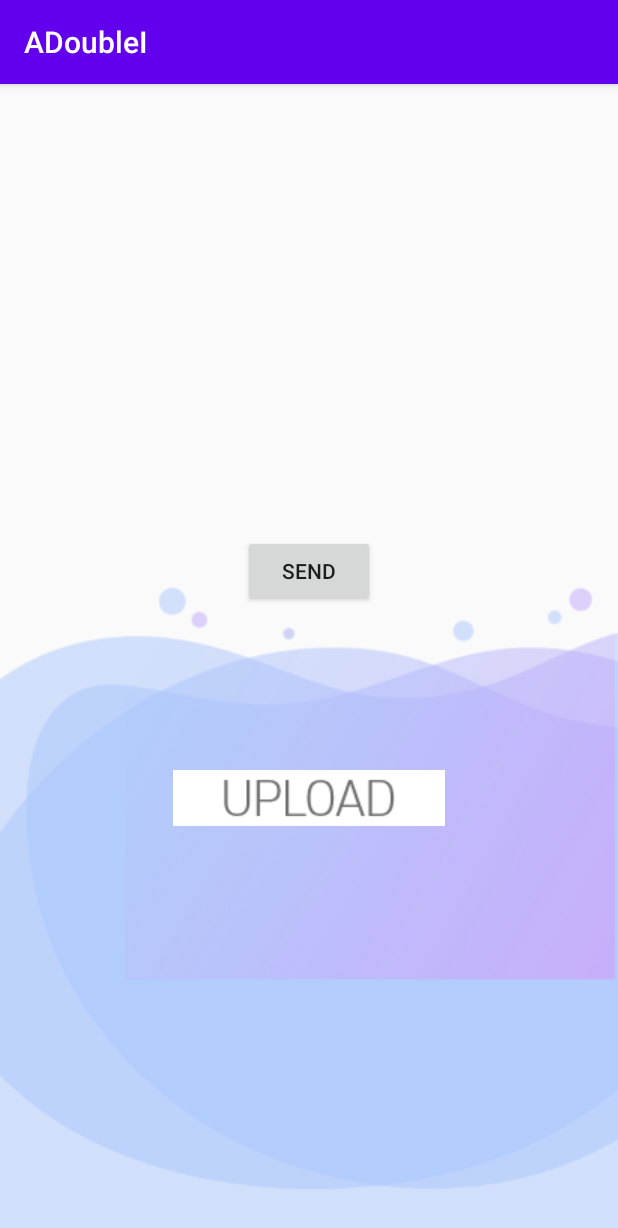
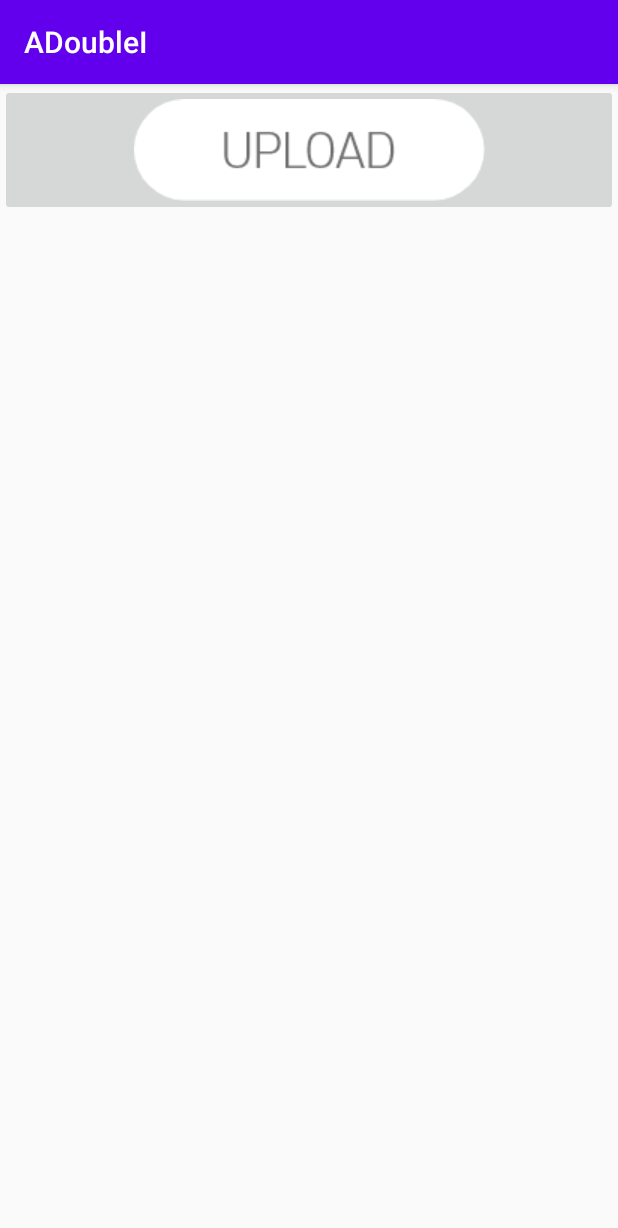
Before and after one commit to MinYoung-Lim/ADoubleI, an Android app: the MainActivity screen opened directly, with no data from a screen before it, on a phone screen of 412 x 824 dp. Shown: the top 1228 px of the screen. Run offline under Robolectric (Android 15) with nearby library versions, the light colour scheme and no system bars; our stand-ins replace Firebase (no records; nobody signed in at launch, a user with empty details on screens opened directly).

Commit message:
그리드뷰 메인화면

```diff
--- a/app/src/main/java/com/example/adoublei/MainActivity.java
+++ b/app/src/main/java/com/example/adoublei/MainActivity.java
@@ -58,7 +58,7 @@ public class MainActivity extends AppCompatActivity {
     protected void onCreate(Bundle savedInstanceState) {
         super.onCreate(savedInstanceState);
         setContentView(R.layout.activity_main);
-
+/*
         btn_send = findViewById(R.id.btn_send);
         btn_upload = findViewById(R.id.btn_upload);
         id_image1 = findViewById(R.id.id_image1);
@@ -130,7 +130,6 @@ public class MainActivity extends AppCompatActivity {
                 // 키 설정
 
 
-
                 final String secretKey = "love";
                 String originalString = bitmapToString;
 
@@ -180,10 +179,12 @@ public class MainActivity extends AppCompatActivity {
             return null;
         }
     }
+    */
 
-    /*
-     * Bitmap을 String형으로 변환
-     * */
+
+
+  /*    Bitmap을 String형으로 변환
+
     public static String BitmapToString(Bitmap bitmap) {
         ByteArrayOutputStream baos = new ByteArrayOutputStream();
         bitmap.compress(Bitmap.CompressFormat.PNG, 15, baos);
@@ -192,9 +193,9 @@ public class MainActivity extends AppCompatActivity {
         return temp;
     }
 
-    /*
-     * Bitmap을 byte배열로 변환
-     * */
+
+      Bitmap을 byte배열로 변환
+
     public static byte[] BitmapToByteArray(Bitmap bitmap) {
         ByteArrayOutputStream baos = new ByteArrayOutputStream();
         bitmap.compress(Bitmap.CompressFormat.JPEG, 70, baos);
@@ -204,14 +205,14 @@ public class MainActivity extends AppCompatActivity {
     /**
      * String 객체를 압축하여 String 으로 리턴한다. * @param string * @return
      */
-    public synchronized static String compressString(String string) {
+    /*public synchronized static String compressString(String string) {
         return byteToString(compress(string));
     }
 
     /**
      * 압축된 스트링을 복귀시켜서 String 으로 리턴한다. * @param compressed * @return
      */
-    public synchronized static String decompressString(String compressed) {
+   /* public synchronized static String decompressString(String compressed) {
         return decompress(hexToByteArray(compressed));
     }
 
@@ -261,7 +262,7 @@ public class MainActivity extends AppCompatActivity {
     /**
      * 16진 문자열을 byte 배열로 변환한다.
      */
-    private static byte[] hexToByteArray(String hex) {
+ /*   private static byte[] hexToByteArray(String hex) {
         if (hex == null || hex.length() % 2 != 0) {
             return new byte[]{};
         }
@@ -300,6 +301,6 @@ public class MainActivity extends AppCompatActivity {
             e.printStackTrace();
         }
         return resizeBitmap;
-    }
 
-}
+*/
+} }
--- a/app/src/main/res/layout/activity_main.xml
+++ b/app/src/main/res/layout/activity_main.xml
@@ -1,71 +1,23 @@
-<?xml version="1.0" encoding="utf-8"?>
-<androidx.constraintlayout.widget.ConstraintLayout
-    xmlns:android="http://schemas.android.com/apk/res/android"
+<LinearLayout xmlns:android="http://schemas.android.com/apk/res/android"
     xmlns:app="http://schemas.android.com/apk/res-auto"
-    xmlns:tools="http://schemas.android.com/tools"
-    android:layout_width="match_parent"
-    android:layout_height="match_parent">
+    android:layout_width="fill_parent"
+    android:layout_height="fill_parent"
+    android:orientation="vertical" >
 
-    <ImageView
-        android:id="@+id/id_image1"
-        android:layout_width="wrap_content"
+    <GridView
+        android:id="@+id/gridView1"
+        android:layout_width="match_parent"
         android:layout_height="wrap_content"
-        android:layout_marginTop="184dp"
-        app:layout_constraintStart_toStartOf="parent"
-        app:layout_constraintTop_toTopOf="parent"
-        tools:srcCompat="@tools:sample/avatars" />
-
-    <ImageView
-        android:id="@+id/id_image2"
-        android:layout_width="wrap_content"
-        android:layout_height="wrap_content"
-        android:layout_marginTop="184dp"
-        app:layout_constraintEnd_toStartOf="@+id/id_image3"
-        app:layout_constraintHorizontal_bias="0.227"
-        app:layout_constraintStart_toEndOf="@+id/id_image1"
-        app:layout_constraintTop_toTopOf="parent"
-        tools:srcCompat="@tools:sample/avatars" />
-
-    <ImageView
-        android:id="@+id/id_image3"
-        android:layout_width="133dp"
-        android:layout_height="131dp"
-        android:layout_marginTop="184dp"
-        android:layout_marginEnd="16dp"
-        app:layout_constraintEnd_toEndOf="parent"
-        app:layout_constraintTop_toTopOf="parent"
-        tools:srcCompat="@tools:sample/avatars" />
-
-    <ImageView
-        android:id="@+id/imageView4"
-        android:layout_width="653dp"
-        android:layout_height="791dp"
-        android:layout_marginTop="8dp"
-        app:layout_constraintBottom_toBottomOf="parent"
-        app:layout_constraintEnd_toEndOf="parent"
-        app:layout_constraintHorizontal_bias="0.243"
-        app:layout_constraintStart_toStartOf="parent"
-        app:layout_constraintTop_toBottomOf="@+id/id_image2"
-        app:layout_constraintVertical_bias="0.0"
-        app:srcCompat="@drawable/invalid_name" />
+        android:columnWidth="100dp"
+        android:horizontalSpacing="10dp"
+        android:verticalSpacing="10dp"
+        android:numColumns="auto_fit" >
+    </GridView>
 
     <ImageButton
-        android:id="@+id/btn_upload"
-        android:layout_width="181dp"
-        android:layout_height="37dp"
-        app:layout_constraintBottom_toBottomOf="parent"
-        app:layout_constraintEnd_toEndOf="parent"
-        app:layout_constraintStart_toStartOf="parent"
-        app:layout_constraintTop_toBottomOf="@+id/id_image2"
+        android:id="@+id/UploadButton"
+        android:layout_width="match_parent"
+        android:layout_height="wrap_content"
         app:srcCompat="@drawable/upload" />
 
-    <Button
-        android:id="@+id/btn_send"
-        android:layout_width="wrap_content"
-        android:layout_height="wrap_content"
-        android:text="send"
-        app:layout_constraintBottom_toTopOf="@+id/btn_upload"
-        app:layout_constraintEnd_toEndOf="parent"
-        app:layout_constraintStart_toStartOf="parent"
-        app:layout_constraintTop_toTopOf="@+id/imageView4" />
-</androidx.constraintlayout.widget.ConstraintLayout>
+</LinearLayout>
```
Also changed, not shown: app/src/main/java/com/example/adoublei/MainUpload.java (added, +36 -0 lines), app/src/main/java/com/example/adoublei/MyAdapter.java (added, +48 -0 lines), app/src/main/res/layout/row.xml (added, +12 -0 lines), app/src/main/res/drawable-v24/c.png (added), app/src/main/res/drawable-v24/e.png (added), app/src/main/res/drawable-v24/j.png (added).
